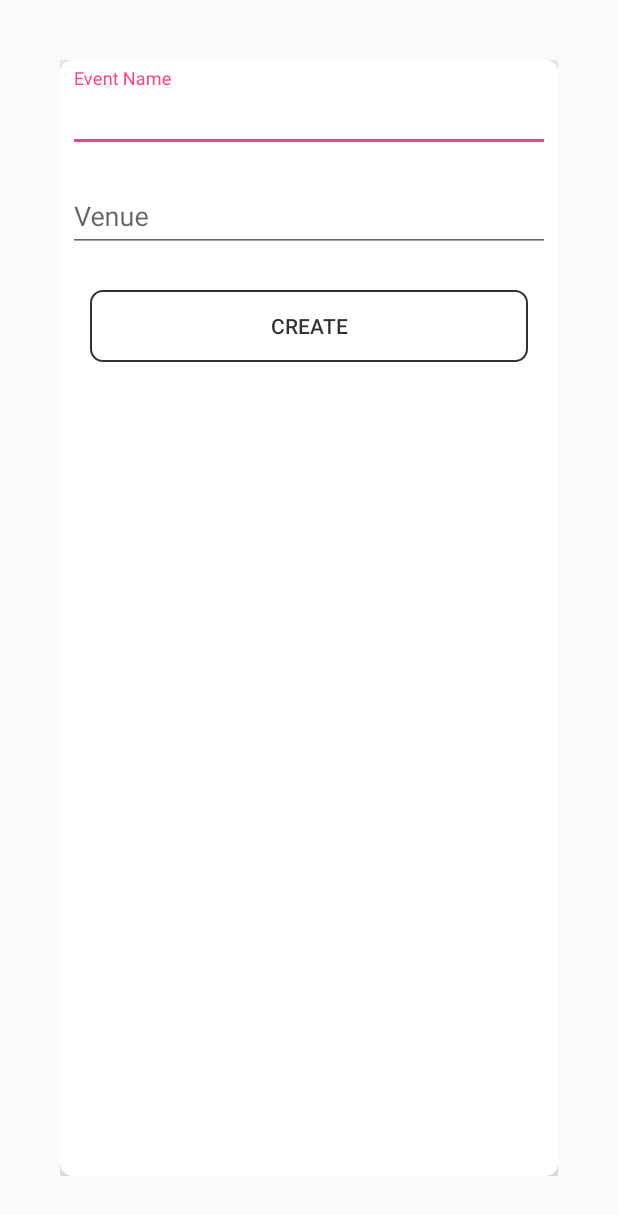
After one commit to batbrain7/FireBaseAppfest, an Android app: the layout dialog_event.xml on its own in the app's theme, with its tools: preview values and no code run, on a phone screen of 412 x 824 dp. The commit adds this screen. Shown: the top 1215 px of the screen. Run offline under Robolectric (Android 15) with nearby library versions, the phone set to English and light mode, and no system bars.

Commit message:
Basic Add Event UI

```diff
--- a/app/src/main/java/tech/mohitkumar/firebaseappfest/MainActivity.java
+++ b/app/src/main/java/tech/mohitkumar/firebaseappfest/MainActivity.java
@@ -1,10 +1,12 @@
 package tech.mohitkumar.firebaseappfest;
 
-import android.app.Notification;
 import android.content.Context;
+import android.os.Bundle;
+import android.support.design.widget.FloatingActionButton;
 import android.support.v4.view.ViewPager;
+import android.support.v7.app.AlertDialog;
 import android.support.v7.app.AppCompatActivity;
-import android.os.Bundle;
+import android.view.View;
 import android.widget.Button;
 
 import tech.mohitkumar.firebaseappfest.Adapter.CardPagerFragmentAdapter;
@@ -16,6 +18,8 @@ public class MainActivity extends AppCompatActivity {
     private Button mButton;
     private ViewPager mViewPager;
 
+    private FloatingActionButton fab;
+
     private ShadowTransformer mCardShadowTransformer;
     private CardPagerFragmentAdapter mFragmentCardAdapter;
     private ShadowTransformer mFragmentCardShadowTransformer;
@@ -26,6 +30,17 @@ public class MainActivity extends AppCompatActivity {
         super.onCreate(savedInstanceState);
         setContentView(R.layout.activity_main);
 
+        fab = (FloatingActionButton)findViewById(R.id.fab);
+        fab.setOnClickListener(new View.OnClickListener() {
+            @Override
+            public void onClick(View view) {
+
+                View v = View.inflate(MainActivity.this,R.layout.dialog_event,null);
+                AlertDialog.Builder db = new AlertDialog.Builder(MainActivity.this);
+                db.setView(v);
+                db.create().show();
+            }
+        });
         mViewPager = (ViewPager) findViewById(R.id.viewPager);
         mViewPager.setPageMargin(-50);
 
--- a/app/src/main/res/layout/activity_main.xml
+++ b/app/src/main/res/layout/activity_main.xml
@@ -1,5 +1,5 @@
 <?xml version="1.0" encoding="utf-8"?>
-<RelativeLayout xmlns:android="http://schemas.android.com/apk/res/android"
+<android.support.design.widget.CoordinatorLayout xmlns:android="http://schemas.android.com/apk/res/android"
     xmlns:app="http://schemas.android.com/apk/res-auto"
     xmlns:tools="http://schemas.android.com/tools"
     android:layout_width="match_parent"
@@ -18,4 +18,15 @@
         android:paddingRight="20dp"
         android:paddingLeft="20dp"
         />
-</RelativeLayout>
+
+    <android.support.design.widget.FloatingActionButton
+        android:id="@+id/fab"
+        android:layout_width="wrap_content"
+        android:layout_height="wrap_content"
+        android:layout_gravity="bottom|end"
+        app:elevation="6dp"
+        app:backgroundTint="@color/colorAccent"
+        app:pressedTranslationZ="12dp"
+        android:layout_margin="16sp"/>
+
+</android.support.design.widget.CoordinatorLayout>
--- /dev/null
+++ b/app/src/main/res/layout/dialog_event.xml
@@ -0,0 +1,54 @@
+<?xml version="1.0" encoding="utf-8"?>
+<LinearLayout xmlns:android="http://schemas.android.com/apk/res/android"
+    xmlns:app="http://schemas.android.com/apk/res-auto"
+    android:orientation="vertical"
+    android:layout_margin="20sp"
+    android:padding="20sp"
+    android:layout_width="match_parent"
+    android:layout_height="match_parent">
+        <android.support.v7.widget.CardView
+            android:layout_width="match_parent"
+            android:layout_height="match_parent"
+            app:cardElevation="12dp"
+            app:cardCornerRadius="8dp">
+            <LinearLayout
+                android:layout_width="match_parent"
+                android:layout_height="match_parent"
+                android:orientation="vertical">
+                <android.support.design.widget.TextInputLayout
+                    android:layout_width="match_parent"
+                    android:layout_height="wrap_content"
+                    android:hint="Event Name"
+                    android:padding="5dp">
+                    <EditText
+                        android:layout_width="match_parent"
+                        android:layout_height="wrap_content"
+                        android:maxLines="1"
+                        android:id="@+id/event_name"/>
+                </android.support.design.widget.TextInputLayout>
+
+                <android.support.design.widget.TextInputLayout
+                    android:layout_width="match_parent"
+                    android:layout_height="wrap_content"
+                    android:hint="Venue"
+                    android:padding="5dp">
+                    <EditText
+                        android:layout_width="match_parent"
+                        android:layout_height="wrap_content"
+                        android:maxLines="1"
+                        android:id="@+id/venue"/>
+                </android.support.design.widget.TextInputLayout>
+                <Button
+                    android:layout_width="match_parent"
+                    android:layout_height="wrap_content"
+                    android:background="@drawable/button_layout"
+                    android:text="CREATE"
+                    android:alpha="0.8"
+                    android:id="@+id/create"
+                    android:textColor="#000"
+                    android:layout_margin="20dp"
+                    />
+            </LinearLayout>
+        </android.support.v7.widget.CardView>
+
+</LinearLayout>
```
